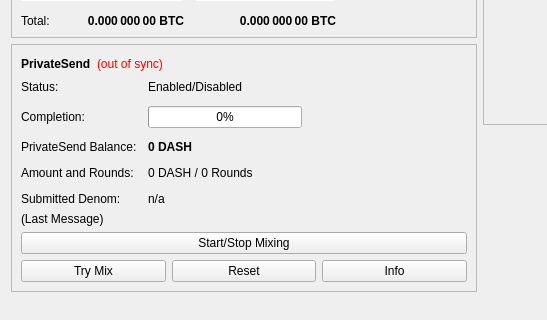
The window that src/qt/forms/overviewpage.ui (BitcoinFlash/BitcoinFlash) describes before a commit, drawn with Qt 5; both pictures show x 0 to 547 and y 178 to 498 of the 960 by 585 pixel window.
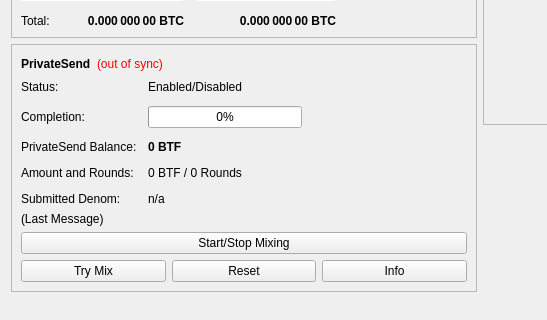
The same window after the commit.

The edit to the form file:
```diff
--- a/src/qt/forms/overviewpage.ui
+++ b/src/qt/forms/overviewpage.ui
@@ -514,7 +514,7 @@
                </font>
               </property>
               <property name="text">
-               <string notr="true">0 DASH</string>
+               <string notr="true">0 BTF</string>
               </property>
              </widget>
             </item>
@@ -528,7 +528,7 @@
             <item row="3" column="1">
              <widget class="QLabel" name="labelAmountRounds">
               <property name="text">
-               <string>0 DASH / 0 Rounds</string>
+               <string>0 BTF / 0 Rounds</string>
               </property>
              </widget>
             </item>
```
Left out of the diff: 6 changed lines with no effect on the pictures.
